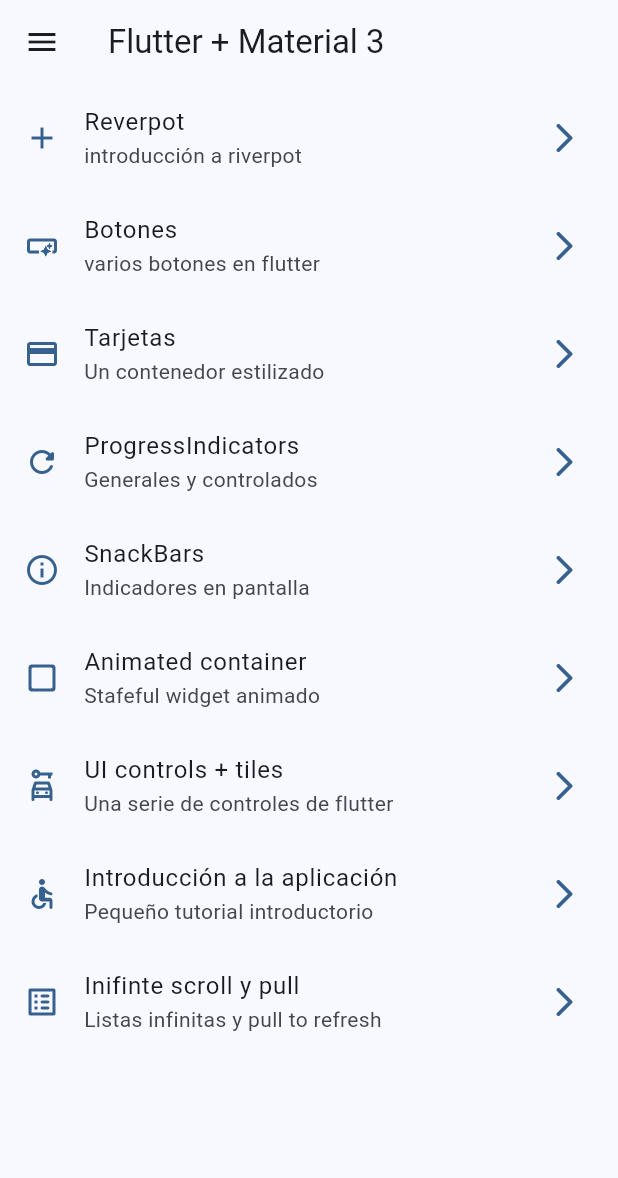
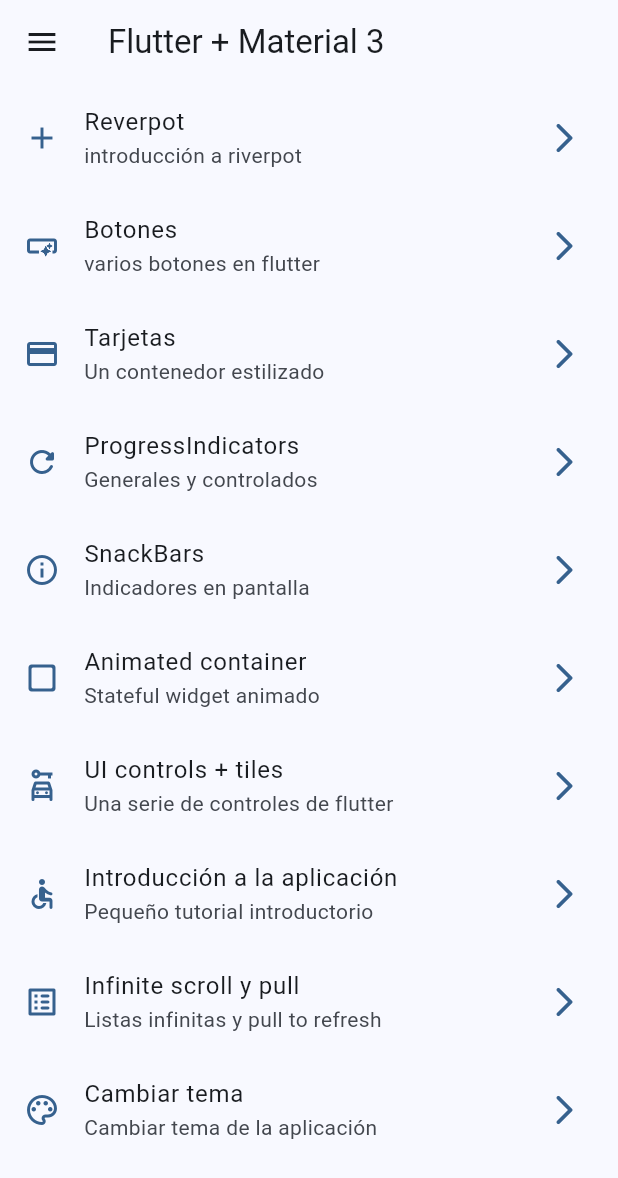
Before and after one commit to codigoinerte/flutter-widgets, a Flutter app: the screen it shows after launch, on a phone screen of 412 x 824 dp. Shown: the top 1178 px of the screen. Run offline on Flutter 3.47's test engine with Material 2 defaults, Android fonts, the phone set to English and light mode, and no system bars; our stand-ins replace animate_do, flutter_riverpod, go_router.

Commit message:
antes de state notifier

```diff
--- a/lib/config/menu/menu_items.dart
+++ b/lib/config/menu/menu_items.dart
@@ -47,7 +47,7 @@ const appMenuItems = <MenuItems>[
   ),
   MenuItems(
     title: "Animated container",
-    subtitle: "Stafeful widget animado",
+    subtitle: "Stateful widget animado",
     link: "/animated",
     icon: Icons.check_box_outline_blank_rounded
   ),
@@ -64,10 +64,16 @@ const appMenuItems = <MenuItems>[
     icon: Icons.accessible_rounded
   ),
   MenuItems(
-    title: "Inifinte scroll y pull",
+    title: "Infinite scroll y pull",
     subtitle: "Listas infinitas y pull to refresh",
     link: "/infinite",
     icon: Icons.list_alt_rounded
   ),
+  MenuItems(
+    title: "Cambiar tema",
+    subtitle: "Cambiar tema de la aplicación",
+    link: "/theme-changer",
+    icon: Icons.color_lens_outlined
+  ),
 
 ];
--- a/lib/config/router/app_router.dart
+++ b/lib/config/router/app_router.dart
@@ -55,5 +55,10 @@ final appRouter = GoRouter(
       name: CounterScreen.name,
       builder: (context, state) => const CounterScreen(),
     ),
+    GoRoute(
+      path: '/theme-changer',
+      name: ThemeChangerScreen.name,
+      builder: (context, state) => const ThemeChangerScreen(),
+    ),
   ],
 );
--- a/lib/config/theme/app_theme.dart
+++ b/lib/config/theme/app_theme.dart
@@ -15,15 +15,18 @@ const colorList = <Color>[
 
 class AppTheme{
   final int selectedColor;
+  final bool isDarmode;
 
   AppTheme({
-    this.selectedColor = 0
+    this.selectedColor = 0,
+    this.isDarmode = false
   })
   :assert( selectedColor >= 0, 'Selected color must be greater then 0' ),
   assert( selectedColor < colorList.length, 'Selected color must be less or equal than ${colorList.length-1}' );
 
   ThemeData getTheme()=> ThemeData(
     useMaterial3: true,
+    brightness: this.isDarmode ? Brightness.dark : Brightness.light,
     colorSchemeSeed: colorList[selectedColor],
     appBarTheme: const AppBarTheme(
       centerTitle: false
--- a/lib/main.dart
+++ b/lib/main.dart
@@ -2,6 +2,7 @@ import 'package:flutter/material.dart';
 import 'package:flutter_riverpod/flutter_riverpod.dart';
 import 'package:widgets_app/config/router/app_router.dart';
 import 'package:widgets_app/config/theme/app_theme.dart';
+import 'package:widgets_app/presentation/providers/theme_provider.dart';
 
 
 void main() {
@@ -12,16 +13,23 @@ void main() {
   );
 }
 
-class MainApp extends StatelessWidget {
+class MainApp extends ConsumerWidget {
   const MainApp({super.key});
 
   @override
-  Widget build(BuildContext context) {
+  Widget build(BuildContext context, WidgetRef ref) {
+
+    final int colorSelected = ref.watch(selectedColorProvider);
+    final bool isDarkmode = ref.watch(isDarkmodeProvider);
+
     return MaterialApp.router(
       title: 'Flutter widgets',
       routerConfig: appRouter,
       debugShowCheckedModeBanner: false,
-      theme: AppTheme(selectedColor: 0).getTheme(),
+      theme: AppTheme(
+        selectedColor: colorSelected,
+        isDarmode: isDarkmode
+      ).getTheme(),
       // home: const HomeScreen(),
       // routes: {
       //   '/buttons': (context) => const ButtonsScreen(),
--- a/lib/presentation/providers/theme_provider.dart
+++ b/lib/presentation/providers/theme_provider.dart
@@ -1,5 +1,14 @@
 // Estado => isDarkmodeProvider = boolean
 
 import 'package:flutter_riverpod/flutter_riverpod.dart';
+import 'package:widgets_app/config/theme/app_theme.dart';
 
+// un simple boolean
 final isDarkmodeProvider = StateProvider((ref) => false);
+
+// Listado de colores inmutables
+
+final colorListProvider = Provider((ref) => colorList);
+
+// un simple int
+final selectedColorProvider =StateProvider((ref) => 0);
--- a/lib/presentation/screens/screens.dart
+++ b/lib/presentation/screens/screens.dart
@@ -1,11 +1,13 @@
+
 
 export 'package:widgets_app/presentation/screens/animated/animated_screen.dart';
 export 'package:widgets_app/presentation/screens/app_tutorial/app_tutorial_screen.dart';
 export 'package:widgets_app/presentation/screens/buttons/buttons_screen.dart';
 export 'package:widgets_app/presentation/screens/cards/cards_screen.dart';
+export 'package:widgets_app/presentation/screens/counter/counter_screen.dart';
 export 'package:widgets_app/presentation/screens/home/home_screen.dart';
 export 'package:widgets_app/presentation/screens/infinite_scroll/infinite_scroll_screen.dart';
 export 'package:widgets_app/presentation/screens/progress/progress_screen.dart';
 export 'package:widgets_app/presentation/screens/snackbar/snackbar_screen.dart';
+export 'package:widgets_app/presentation/screens/theme_changer/theme_changer_screen.dart';
 export 'package:widgets_app/presentation/screens/ui_controls/ui_controls_screen.dart';
-export 'package:widgets_app/presentation/screens/counter/counter_screen.dart';
```
Also changed, not shown: lib/presentation/screens/theme_changer/theme_changer_screen.dart (added, +61 -0 lines).
